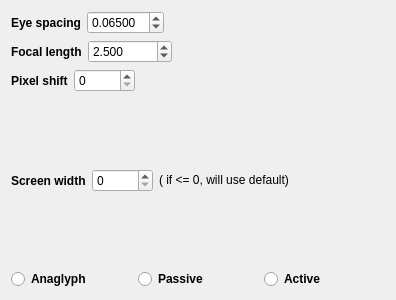
This is OgreRenderingModule/stereoUI.ui in realXtend/tundra as Qt 5 draws it before an edit. The edited form follows.
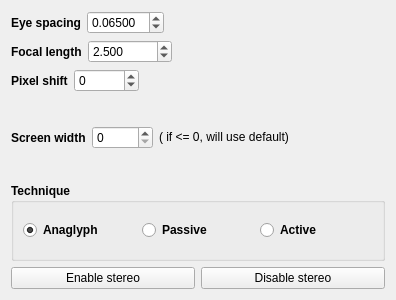
This is the edited form.

Commit message: *Stereoscopy: anaglyphic and passive techniques *some refactoring to CAVE

What changed in the file:
```diff
--- a/OgreRenderingModule/stereoUI.ui
+++ b/OgreRenderingModule/stereoUI.ui
@@ -117,6 +117,9 @@
        <property name="decimals">
         <number>0</number>
        </property>
+       <property name="minimum">
+        <double>-10000.000000000000000</double>
+       </property>
        <property name="maximum">
         <double>10000.000000000000000</double>
        </property>
@@ -187,6 +190,18 @@
    <item>
     <layout class="QHBoxLayout" name="horizontalLayout_5">
      <item>
+      <widget class="QGroupBox" name="groupBox">
+       <property name="font">
+        <font>
+         <weight>75</weight>
+         <bold>true</bold>
+        </font>
+       </property>
+       <property name="title">
+        <string>Technique</string>
+       </property>
+       <layout class="QHBoxLayout" name="horizontalLayout_6">
+        <item>
       <widget class="QRadioButton" name="anaglyph">
        <property name="font">
         <font>
@@ -197,6 +212,9 @@
        <property name="text">
         <string>Anaglyph</string>
        </property>
+          <property name="checked">
+           <bool>true</bool>
+          </property>
       </widget>
      </item>
      <item>
@@ -225,6 +243,27 @@
        </property>
        <property name="checkable">
         <bool>true</bool>
+          </property>
+         </widget>
+        </item>
+       </layout>
+      </widget>
+     </item>
+    </layout>
+   </item>
+   <item>
+    <layout class="QHBoxLayout" name="horizontalLayout_7">
+     <item>
+      <widget class="QPushButton" name="enable">
+       <property name="text">
+        <string>Enable stereo</string>
+       </property>
+      </widget>
+     </item>
+     <item>
+      <widget class="QPushButton" name="disable">
+       <property name="text">
+        <string>Disable stereo</string>
        </property>
       </widget>
      </item>
```
Left out of the diff: 4 changed lines with no effect on the pictures. Lines whose indentation alone changed are shown as unchanged. The commit also changes 17 other files.
